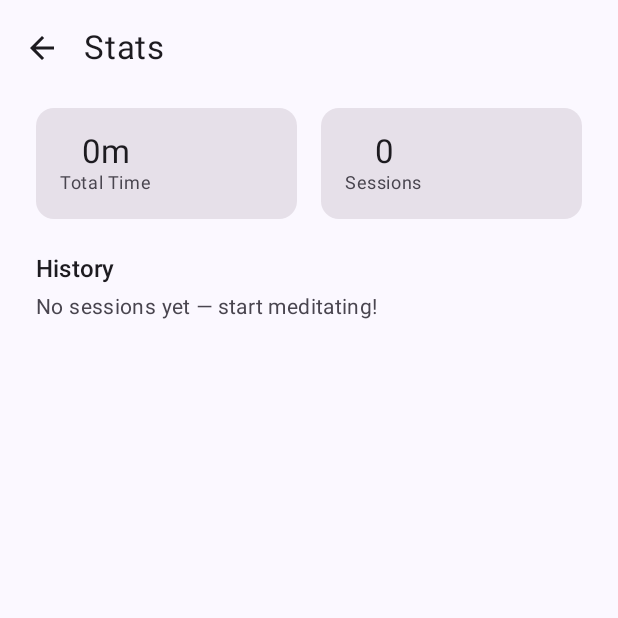
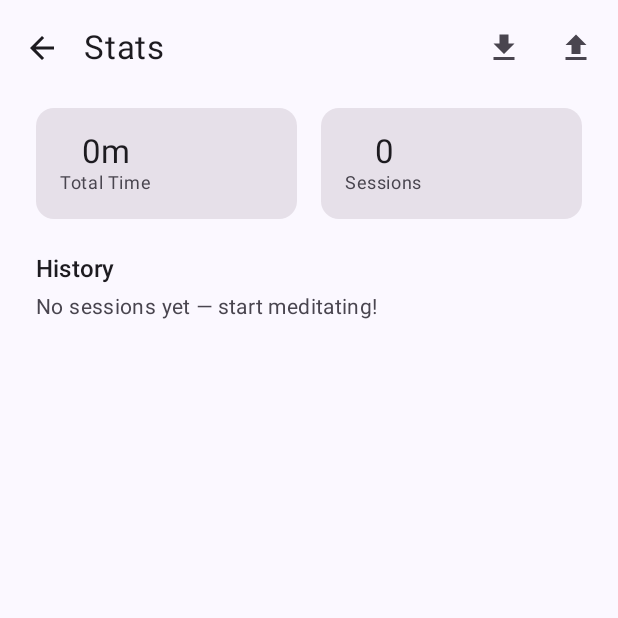
Before and after one commit to tupini07/zazen, an Android app built with Jetpack Compose: the StatsScreen screen opened through its navigation route, on a phone screen of 412 x 824 dp, the top half of it. Run offline under Robolectric (Android 15) with nearby library versions, the phone set to English and light mode, and no system bars; our stand-ins replace Dagger/Hilt's generated code.

Commit message:
Add backup export/import feature for presets, sessions and preferences

```diff
--- a/app/src/main/java/com/zazen/data/db/PresetDao.kt
+++ b/app/src/main/java/com/zazen/data/db/PresetDao.kt
@@ -3,6 +3,7 @@ package com.zazen.data.db
 import androidx.room.Dao
 import androidx.room.Delete
 import androidx.room.Insert
+import androidx.room.OnConflictStrategy
 import androidx.room.Query
 import com.zazen.data.model.Preset
 import kotlinx.coroutines.flow.Flow
@@ -12,8 +13,14 @@ interface PresetDao {
     @Insert
     suspend fun insert(preset: Preset): Long
 
+    @Insert(onConflict = OnConflictStrategy.REPLACE)
+    suspend fun insertAll(presets: List<Preset>)
+
     @Delete
     suspend fun delete(preset: Preset)
+
+    @Query("DELETE FROM presets")
+    suspend fun deleteAll()
 
     @Query("SELECT * FROM presets ORDER BY name ASC")
     fun getAll(): Flow<List<Preset>>
--- a/app/src/main/java/com/zazen/data/db/SessionDao.kt
+++ b/app/src/main/java/com/zazen/data/db/SessionDao.kt
@@ -2,6 +2,7 @@ package com.zazen.data.db
 
 import androidx.room.Dao
 import androidx.room.Insert
+import androidx.room.OnConflictStrategy
 import androidx.room.Query
 import com.zazen.data.model.MeditationSession
 import kotlinx.coroutines.flow.Flow
@@ -11,8 +12,14 @@ interface SessionDao {
     @Insert
     suspend fun insert(session: MeditationSession): Long
 
+    @Insert(onConflict = OnConflictStrategy.REPLACE)
+    suspend fun insertAll(sessions: List<MeditationSession>)
+
     @Query("DELETE FROM sessions WHERE id = :id")
     suspend fun deleteById(id: Long)
+
+    @Query("DELETE FROM sessions")
+    suspend fun deleteAll()
 
     @Query("UPDATE sessions SET notes = :notes WHERE id = :id")
     suspend fun updateNotes(id: Long, notes: String)
--- a/app/src/main/java/com/zazen/data/repository/PresetRepository.kt
+++ b/app/src/main/java/com/zazen/data/repository/PresetRepository.kt
@@ -15,4 +15,10 @@ class PresetRepository @Inject constructor(
     suspend fun save(preset: Preset): Long = presetDao.insert(preset)
 
     suspend fun delete(preset: Preset) = presetDao.delete(preset)
+
+    /** Replaces all stored presets with [presets], used when restoring a backup. */
+    suspend fun replaceAll(presets: List<Preset>) {
+        presetDao.deleteAll()
+        if (presets.isNotEmpty()) presetDao.insertAll(presets)
+    }
 }
--- a/app/src/main/java/com/zazen/data/repository/SessionRepository.kt
+++ b/app/src/main/java/com/zazen/data/repository/SessionRepository.kt
@@ -21,4 +21,10 @@ class SessionRepository @Inject constructor(
     suspend fun deleteSession(id: Long) = sessionDao.deleteById(id)
 
     suspend fun updateNotes(id: Long, notes: String) = sessionDao.updateNotes(id, notes)
+
+    /** Replaces all stored sessions with [sessions], used when restoring a backup. */
+    suspend fun replaceAll(sessions: List<MeditationSession>) {
+        sessionDao.deleteAll()
+        if (sessions.isNotEmpty()) sessionDao.insertAll(sessions)
+    }
 }
--- a/app/src/main/java/com/zazen/ui/screens/stats/StatsScreen.kt
+++ b/app/src/main/java/com/zazen/ui/screens/stats/StatsScreen.kt
@@ -1,5 +1,7 @@
 package com.zazen.ui.screens.stats
 
+import androidx.activity.compose.rememberLauncherForActivityResult
+import androidx.activity.result.contract.ActivityResultContracts
 import androidx.compose.foundation.ExperimentalFoundationApi
 import androidx.compose.foundation.background
 import androidx.compose.foundation.combinedClickable
@@ -21,7 +23,9 @@ import androidx.compose.material.icons.filled.Close
 import androidx.compose.material.icons.filled.ContentCopy
 import androidx.compose.material.icons.filled.Delete
 import androidx.compose.material.icons.filled.DoneAll
+import androidx.compose.material.icons.filled.Download
 import androidx.compose.material.icons.filled.Edit
+import androidx.compose.material.icons.filled.Upload
 import androidx.compose.material3.AlertDialog
 import androidx.compose.material3.Card
 import androidx.compose.material3.CardDefaults
@@ -36,6 +40,7 @@ import androidx.compose.material3.Text
 import androidx.compose.material3.TextButton
 import androidx.compose.material3.TopAppBar
 import androidx.compose.runtime.Composable
+import androidx.compose.runtime.LaunchedEffect
 import androidx.compose.runtime.collectAsState
 import androidx.compose.runtime.getValue
 import androidx.compose.runtime.mutableStateOf
@@ -66,12 +71,27 @@ fun StatsScreen(
     val sessionCount by viewModel.sessionCount.collectAsState()
     var sessionToDelete by remember { mutableStateOf<MeditationSession?>(null) }
     var sessionToEdit by remember { mutableStateOf<MeditationSession?>(null) }
+    var pendingImportUri by remember { mutableStateOf<android.net.Uri?>(null) }
 
     // Multi-select state
     var selectedIds by remember { mutableStateOf(emptySet<Long>()) }
     val selectionMode = selectedIds.isNotEmpty()
     val clipboard = LocalClipboardManager.current
     val context = LocalContext.current
+
+    val exportLauncher = rememberLauncherForActivityResult(
+        ActivityResultContracts.CreateDocument("application/json"),
+    ) { uri -> uri?.let { viewModel.exportBackup(it) } }
+
+    val importLauncher = rememberLauncherForActivityResult(
+        ActivityResultContracts.OpenDocument(),
+    ) { uri -> uri?.let { pendingImportUri = it } }
+
+    LaunchedEffect(Unit) {
+        viewModel.messages.collect { message ->
+            Toast.makeText(context, message, Toast.LENGTH_LONG).show()
+        }
+    }
 
     Scaffold(
         topBar = {
@@ -111,6 +131,14 @@ fun StatsScreen(
                     navigationIcon = {
                         IconButton(onClick = onBack) {
                             Icon(Icons.AutoMirrored.Filled.ArrowBack, "Back")
+                        }
+                    },
+                    actions = {
+                        IconButton(onClick = { exportLauncher.launch(backupFileName()) }) {
+                            Icon(Icons.Default.Download, "Export backup")
+                        }
+                        IconButton(onClick = { importLauncher.launch(arrayOf("application/json")) }) {
+                            Icon(Icons.Default.Upload, "Restore backup")
                         }
                     },
                 )
@@ -224,6 +252,33 @@ fun StatsScreen(
             },
         )
     }
+
+    pendingImportUri?.let { uri ->
+        AlertDialog(
+            onDismissRequest = { pendingImportUri = null },
+            title = { Text("Restore backup?") },
+            text = {
+                Text(
+                    "This will replace all current presets and session history " +
+                        "(including notes) with the contents of the backup file.",
+                )
+            },
+            confirmButton = {
+                TextButton(onClick = {
+                    viewModel.importBackup(uri)
+                    pendingImportUri = null
+                }) { Text("Restore") }
+            },
+            dismissButton = {
+                TextButton(onClick = { pendingImportUri = null }) { Text("Cancel") }
+            },
+        )
+    }
+}
+
+private fun backupFileName(): String {
+    val timestamp = SimpleDateFormat("yyyyMMdd_HHmmss", Locale.US).format(Date())
+    return "zazen_backup_$timestamp.json"
 }
 
 @Composable
```
Also changed, not shown: app/src/main/java/com/zazen/data/repository/BackupRepository.kt (added, +189 -0 lines), app/src/main/java/com/zazen/ui/screens/stats/StatsViewModel.kt (+32 -0 lines).
